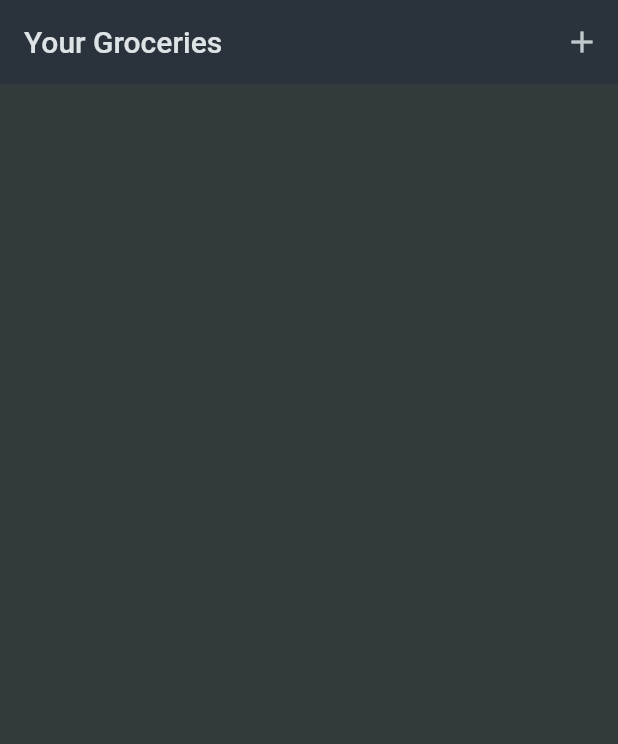
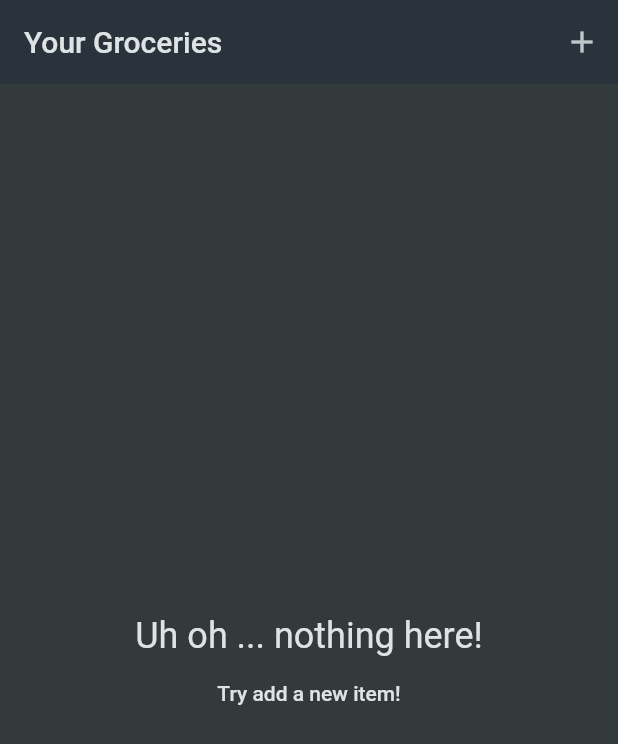
Before and after one commit to kamera846/flutter_shopping_list, a Flutter app: the screen it shows after launch, on a phone screen of 412 x 824 dp. Shown: the top 744 px of the screen. Run offline on Flutter 3.47's test engine with Material 2 defaults, Android fonts, the phone set to English and light mode, and no system bars.

Commit message:
Dismissible Item

```diff
--- a/lib/widgets/grocery_list.dart
+++ b/lib/widgets/grocery_list.dart
@@ -29,8 +29,58 @@ class _GroceryListState extends State<GroceryList> {
     });
   }
 
+  void _removeItem(GroceryItem item) {
+    setState(() {
+      _groceryItems.remove(item);
+    });
+  }
+
   @override
   Widget build(BuildContext context) {
+    Widget content = Center(
+      child: Column(
+        mainAxisSize: MainAxisSize.min,
+        children: [
+          Text(
+            'Uh oh ... nothing here!',
+            style: Theme.of(context).textTheme.headlineSmall!.copyWith(
+                  color: Theme.of(context).colorScheme.onBackground,
+                ),
+          ),
+          const SizedBox(height: 16),
+          Text(
+            'Try add a new item!',
+            style: Theme.of(context).textTheme.bodyLarge!.copyWith(
+                  color: Theme.of(context).colorScheme.onBackground,
+                ),
+          ),
+        ],
+      ),
+    );
+
+    if (_groceryItems.isNotEmpty) {
+      content = ListView.builder(
+        itemCount: _groceryItems.length,
+        itemBuilder: (ctx, index) => Dismissible(
+          onDismissed: (direction) {
+            _removeItem(_groceryItems[index]);
+          },
+          key: ValueKey(_groceryItems[index].id),
+          child: ListTile(
+            title: Text(_groceryItems[index].name),
+            leading: Container(
+              width: 24,
+              height: 24,
+              color: _groceryItems[index].category.color,
+            ),
+            trailing: Text(
+              _groceryItems[index].quantity.toString(),
+            ),
+          ),
+        ),
+      );
+    }
+
     return Scaffold(
       appBar: AppBar(
         title: const Text('Your Groceries'),
@@ -41,20 +91,7 @@ class _GroceryListState extends State<GroceryList> {
           ),
         ],
       ),
-      body: ListView.builder(
-        itemCount: _groceryItems.length,
-        itemBuilder: (ctx, index) => ListTile(
-          title: Text(_groceryItems[index].name),
-          leading: Container(
-            width: 24,
-            height: 24,
-            color: _groceryItems[index].category.color,
-          ),
-          trailing: Text(
-            _groceryItems[index].quantity.toString(),
-          ),
-        ),
-      ),
+      body: content,
     );
   }
 }
```
